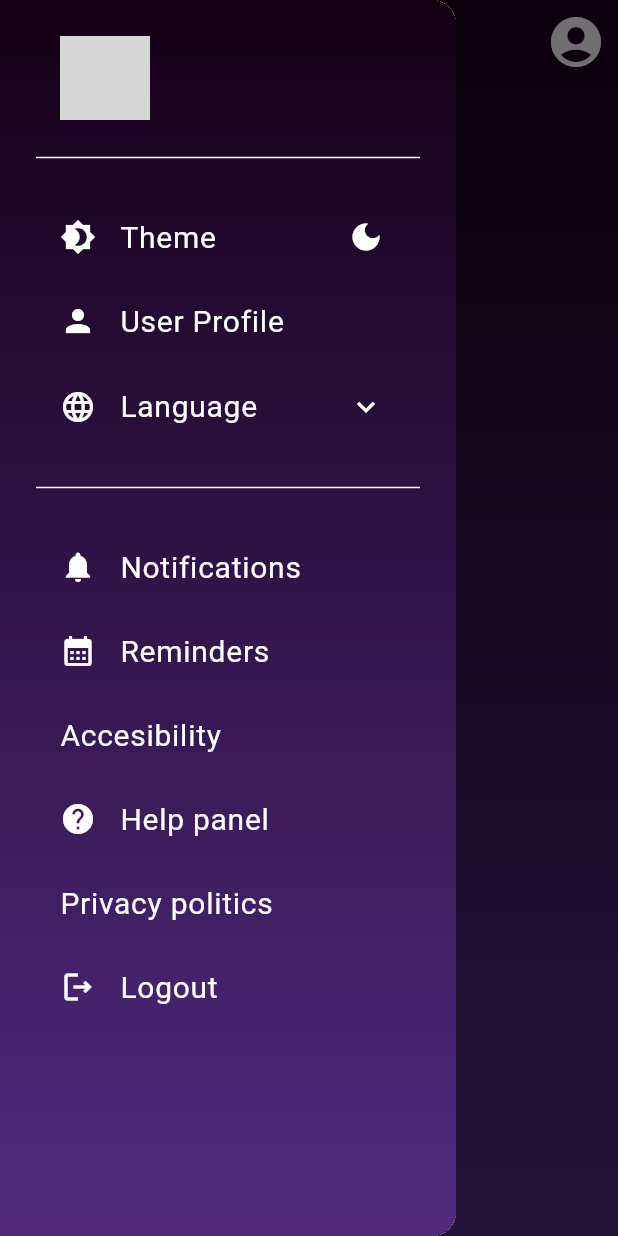
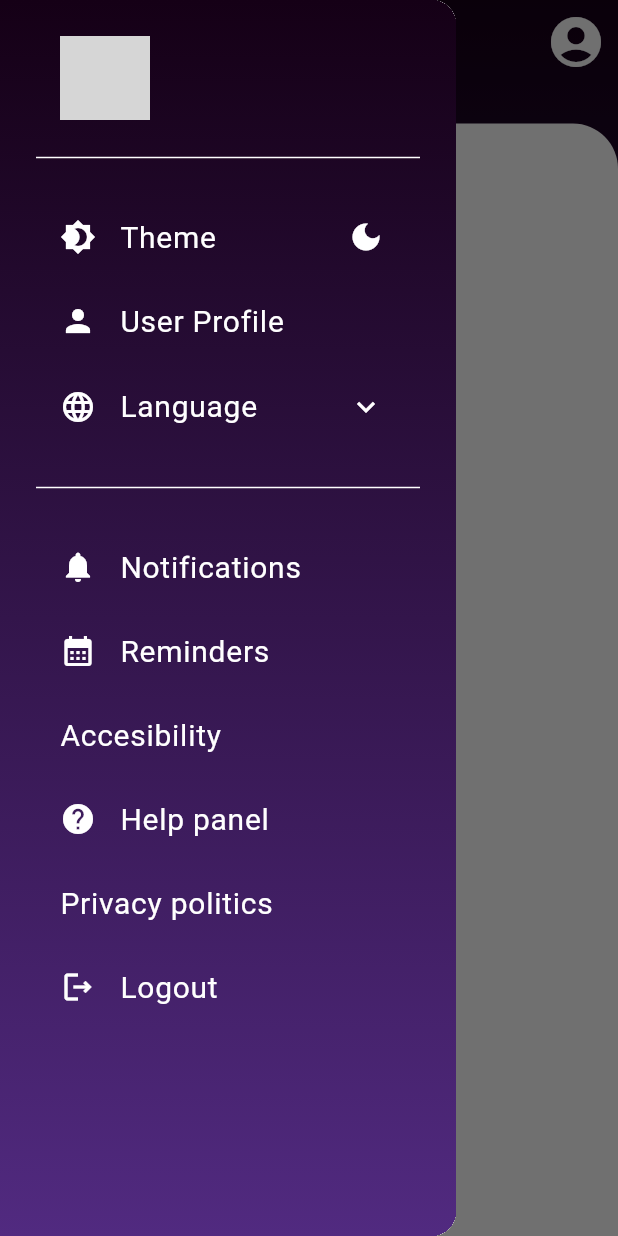
Before and after one commit to jacquelr/Wisdrive, a Flutter app: the screen it shows once a user with an empty profile is signed in, with the side drawer open, on a phone screen of 412 x 824 dp. Run offline on Flutter 3.47's test engine with Material 3 defaults, Android fonts, the light colour scheme and no system bars; our stand-ins replace flutter_chat_types, flutter_chat_ui, flutter_dotenv, get, get_storage, google_fonts and 3 more; missing offline and left inert: syncfusion_flutter_pdfviewer; accounts and stored records are empty; Roboto replaces fonts that are missing (Play); grey boxes are pictures that could not be loaded.

Commit message:
style(categories):add a categories bar design and change show modules logic

```diff
--- a/lib/navigation/screens/home/home_screen.dart
+++ b/lib/navigation/screens/home/home_screen.dart
@@ -22,19 +22,16 @@ class _HomeScreenState extends State<HomeScreen> {
   int? selectedCategoryId;
 
   String? getSelectedCategory() {
-    String? categoryTitle;
     switch (selectedCategoryId) {
-      case null: categoryTitle = '';
-      break;
-      case 1: categoryTitle = S.of(context).basic_mechanics;
-      break;
-      case 2: categoryTitle = S.of(context).traffic_regulations;
-      break;
-      case 3: categoryTitle = S.of(context).road_culture;
-      break;
-      default: break;
+      case 1:
+        return S.of(context).basic_mechanics;
+      case 2:
+        return S.of(context).traffic_regulations;
+      case 3:
+        return S.of(context).road_culture;
+      default:
+        return null;
     }
-    return categoryTitle;
   }
 
   @override
@@ -52,7 +49,10 @@ class _HomeScreenState extends State<HomeScreen> {
       home: Scaffold(
         extendBodyBehindAppBar: true,
         appBar: AppBar(
-          title: Text(getSelectedCategory()!, style: GoogleFonts.play(color: Colors.white),),
+          title: Text(
+            getSelectedCategory() ?? '',
+            style: GoogleFonts.play(color: Colors.white),
+          ),
           centerTitle: true,
           iconTheme: themeController.isDarkMode.value
               ? const IconThemeData(color: AppTheme.lightBackground, size: 40)
@@ -75,22 +75,52 @@ class _HomeScreenState extends State<HomeScreen> {
           ],
         ),
         drawer: const SidebarMenu(),
-        body: Container(
+        body: Stack(
+          children: [
+            // Fondo con gradiente según modo oscuro/claro
+            Container(
               decoration: themeController.isDarkMode.value
                   ? BoxDecoration(
                       gradient: AppTheme.getInvertedGradient(
                           themeController.isDarkMode.value),
                     )
                   : const BoxDecoration(color: AppTheme.lightBackground),
-          child: Center(
+            ),
+            // Contenedor blanco con bordes redondeados
+            Positioned(
+              top:
+                  MediaQuery.of(context).size.height * 0.10, // Antes del AppBar
+              left: 0,
+              right: 0,
+              bottom: 0,
+              child: Container(
+                decoration: const BoxDecoration(
+                  color: AppTheme.lightBackground,
+                  borderRadius: BorderRadius.only(
+                    topLeft: Radius.circular(30),
+                    topRight: Radius.circular(30),
+                  ),
+                ),
+                child: Column(
+                  children: [
+                    const SizedBox(
+                        height: 20), // Espacio antes de mostrar módulos
+                    Expanded(
                       child: selectedCategoryId == null
-                ? CategoryList(onCategorySelected: (id) {
+                          ? Container() // Espacio vacío si no hay categoría seleccionada
+                          : ModuleList(selectedCategoryId: selectedCategoryId!),
+                    ),
+                    const SizedBox(height: 20), // Espacio antes de los botones
+                    CategoryList(onCategorySelected: (id) {
                       setState(() {
                         selectedCategoryId = id;
                       });
-                  })
-                : ModuleList(selectedCategoryId: selectedCategoryId!),
+                    }),
+                  ],
                 ),
+              ),
+            ),
+          ],
         ),
       ),
     );
```
Also changed, not shown: lib/widgets/home/category_list.dart (+48 -10 lines). Lines whose indentation alone changed are shown as unchanged.
